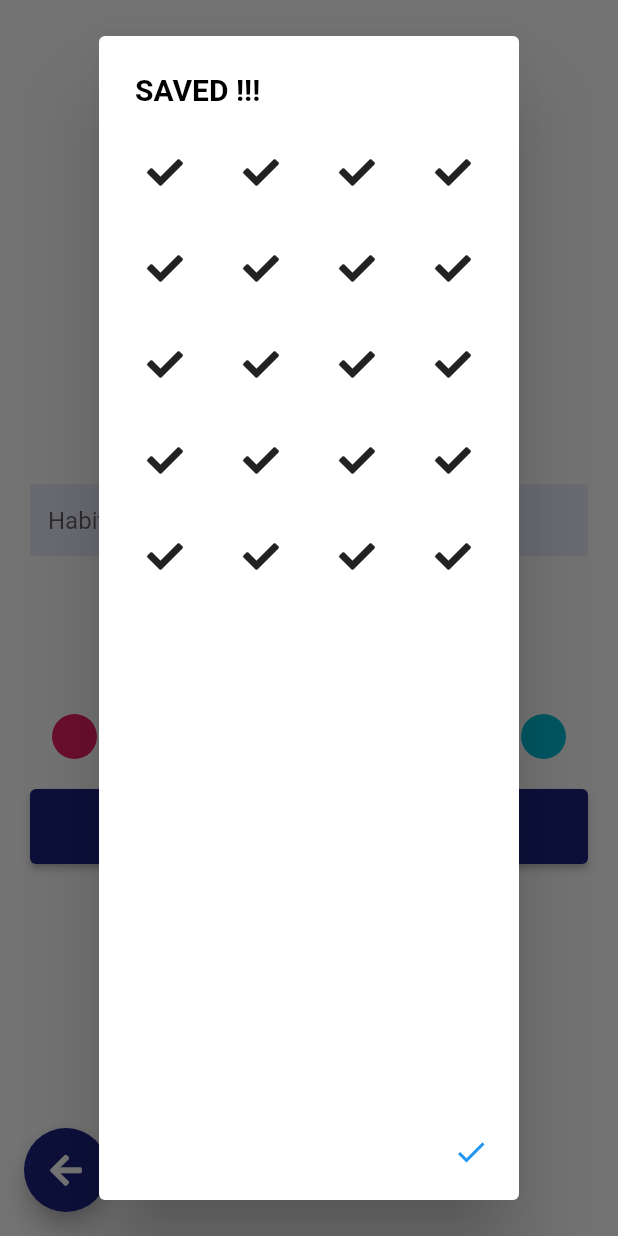
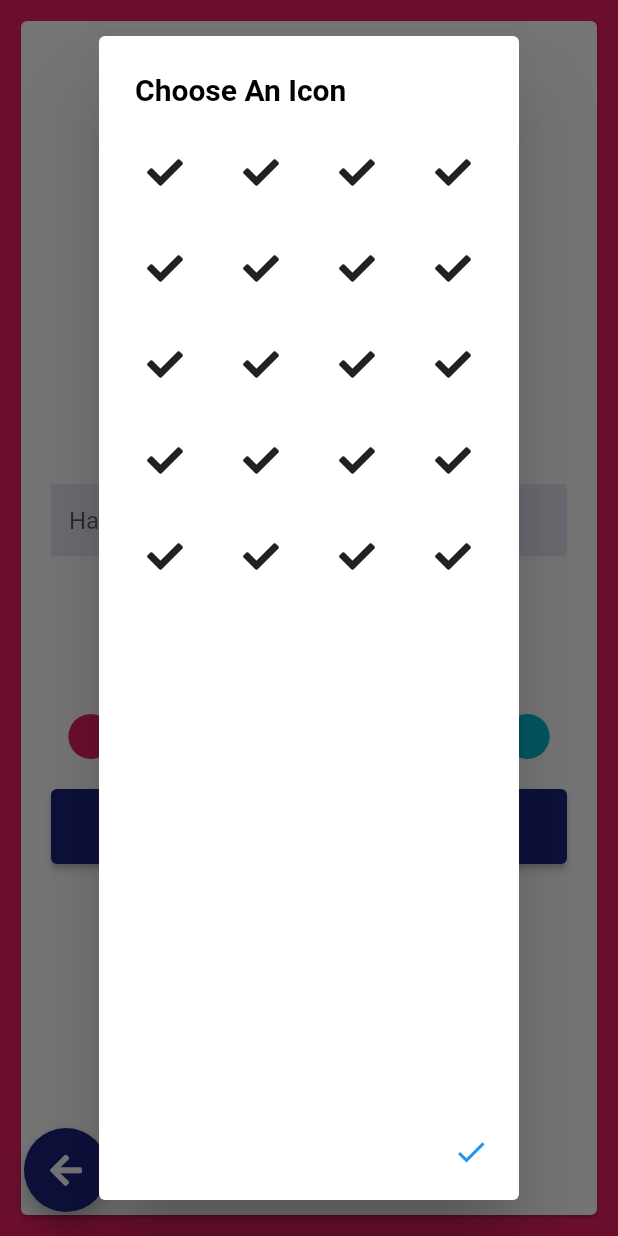
Before and after one commit to deVamshi/turtle, a Flutter app: the CreateHabitPage screen opened directly, after a tap on an icon or button, on a phone screen of 412 x 824 dp. Run offline on Flutter 3.47's test engine with Material 2 defaults, Android fonts, the phone set to English and light mode, and no system bars; our stand-ins replace fl_chart, font_awesome_flutter, get, google_fonts, step_progress_indicator, table_calendar; missing offline and left inert: blobs.

Commit message:
don't know where the current status is, just commiting changes

```diff
--- a/lib/screens/create_habit_page.dart
+++ b/lib/screens/create_habit_page.dart
@@ -13,7 +13,7 @@ class _CreateHabitPageState extends State<CreateHabitPage> {
   IconData _selectedIcon = FontAwesomeIcons.check;
   Color _selectedColor = Colors.pink;
 
-  List<Color> _availableColors = [
+  final List<Color> _availableColors = [
     Colors.pink,
     Colors.red,
     Colors.blue,
@@ -23,7 +23,7 @@ class _CreateHabitPageState extends State<CreateHabitPage> {
     Colors.orange,
     Colors.cyan,
   ];
-  List<IconData> _availableIcons = [
+  final List<IconData> _availableIcons = [
     FontAwesomeIcons.check,
     FontAwesomeIcons.check,
     FontAwesomeIcons.check,
@@ -50,6 +50,7 @@ class _CreateHabitPageState extends State<CreateHabitPage> {
   Widget build(BuildContext context) {
     return SafeArea(
       child: Scaffold(
+        backgroundColor: _selectedColor,
         resizeToAvoidBottomInset: false,
         floatingActionButton: FloatingActionButton(
           onPressed: () => Get.back(),
@@ -58,7 +59,10 @@ class _CreateHabitPageState extends State<CreateHabitPage> {
         ),
         floatingActionButtonLocation: FloatingActionButtonLocation.startFloat,
         body: Padding(
-          padding: const EdgeInsets.symmetric(horizontal: 20, vertical: 10),
+          padding: const EdgeInsets.symmetric(horizontal: 10, vertical: 10),
+          child: Card(
+            child: Padding(
+              padding: const EdgeInsets.all(20.0),
               child: Column(
                 mainAxisAlignment: MainAxisAlignment.center,
                 crossAxisAlignment: CrossAxisAlignment.center,
@@ -100,7 +104,7 @@ class _CreateHabitPageState extends State<CreateHabitPage> {
                               return AlertDialog(
                                 contentPadding: const EdgeInsets.all(10.0),
                                 title: new Text(
-                              'SAVED !!!',
+                                  'Choose An Icon',
                                   style: new TextStyle(
                                       fontWeight: FontWeight.bold,
                                       color: Colors.black),
@@ -174,7 +178,8 @@ class _CreateHabitPageState extends State<CreateHabitPage> {
                     height: 50,
                     width: double.infinity,
                     child: ElevatedButton(
-                  style: ElevatedButton.styleFrom(primary: Colors.indigo[900]),
+                      style:
+                          ElevatedButton.styleFrom(primary: Colors.indigo[900]),
                       onPressed: () {},
                       child: Text("Create Habit"),
                     ),
@@ -183,6 +188,8 @@ class _CreateHabitPageState extends State<CreateHabitPage> {
               ),
             ),
           ),
+        ),
+      ),
     );
   }
 }
--- a/lib/screens/settings_page.dart
+++ b/lib/screens/settings_page.dart
@@ -6,6 +6,9 @@ class SettingsPage extends StatelessWidget {
   @override
   Widget build(BuildContext context) {
     return Scaffold(
+      body: Center(
+        child: Text("Settings Page"),
+      ),
       floatingActionButton: FloatingActionButton(
         onPressed: () => Get.back(),
         backgroundColor: Colors.indigo[900],
```
Also changed, not shown: lib/screens/home_page.dart (+5 -34 lines). Lines whose indentation alone changed are shown as unchanged.
